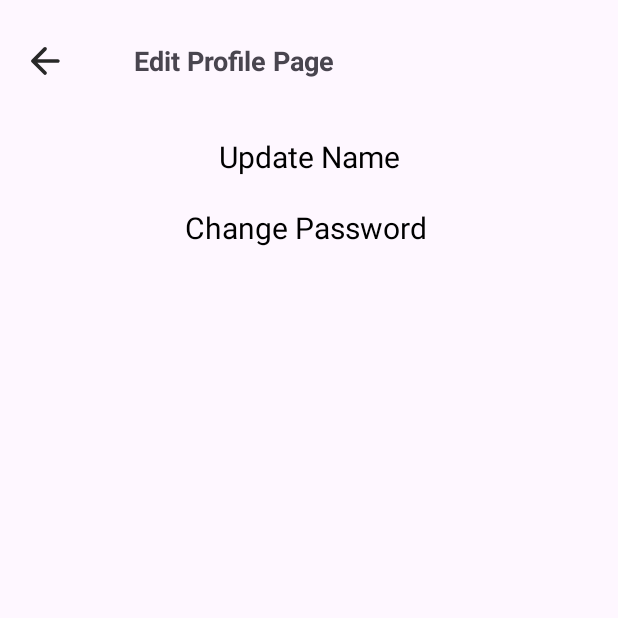
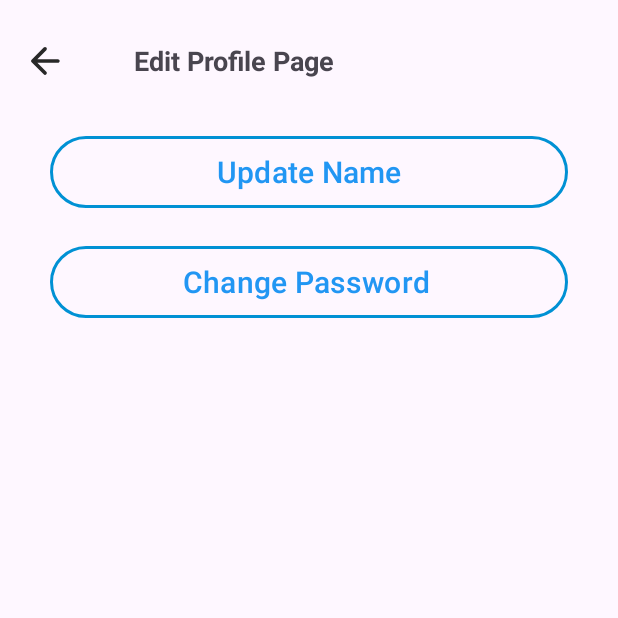
Before and after one commit to yourobsessed/MADTeam3New, an Android app: the ProfilePage screen opened directly, with no data from a screen before it, on a phone screen of 412 x 824 dp, the top half of it. Run offline under Robolectric (Android 15) with nearby library versions, the phone set to English and light mode, and no system bars; our stand-ins replace Firebase (no records; nobody signed in at launch, a user with empty details on screens opened directly); Roboto replaces fonts that are not available here.

Commit message:
edit profile changes

```diff
--- a/app/src/main/res/layout/activity_profile.xml
+++ b/app/src/main/res/layout/activity_profile.xml
@@ -33,14 +33,15 @@
         app:layout_constraintStart_toEndOf="@+id/back"
         app:layout_constraintTop_toTopOf="parent" />
 
-    <TextView
+    <Button
         android:id="@+id/changeusername"
         android:layout_width="match_parent"
         android:layout_height="wrap_content"
         android:text="Update Name"
         android:textAlignment="center"
-        android:textColor="@android:color/black"
+        android:background="@drawable/outlinebutton"
         android:textSize="20sp"
+        android:textColor="#2196F3"
         android:layout_marginStart="33dp"
         android:layout_marginTop="35dp"
         android:layout_marginEnd="33dp"
@@ -50,19 +51,20 @@
         app:layout_constraintStart_toStartOf="parent"
         app:layout_constraintTop_toBottomOf="@+id/back"/>
 
-    <TextView
+    <Button
         android:id="@+id/changepassword"
         android:layout_width="match_parent"
         android:layout_height="wrap_content"
+        android:layout_marginStart="33dp"
+        android:layout_marginTop="25dp"
+        android:layout_marginEnd="33dp"
+        android:background="@drawable/outlinebutton"
         android:text="Change Password "
         android:textAlignment="center"
-        android:textColor="@android:color/black"
+        android:textColor="#2196F3"
         android:textSize="20sp"
-        android:layout_marginStart="33dp"
-        android:layout_marginTop="20dp"
-        android:layout_marginEnd="33dp"
         app:layout_constraintEnd_toEndOf="parent"
-        app:layout_constraintTop_toBottomOf="@+id/changeusername"
-        app:layout_constraintStart_toStartOf="parent" />
+        app:layout_constraintStart_toStartOf="parent"
+        app:layout_constraintTop_toBottomOf="@+id/changeusername" />
 
 </androidx.constraintlayout.widget.ConstraintLayout>
```
